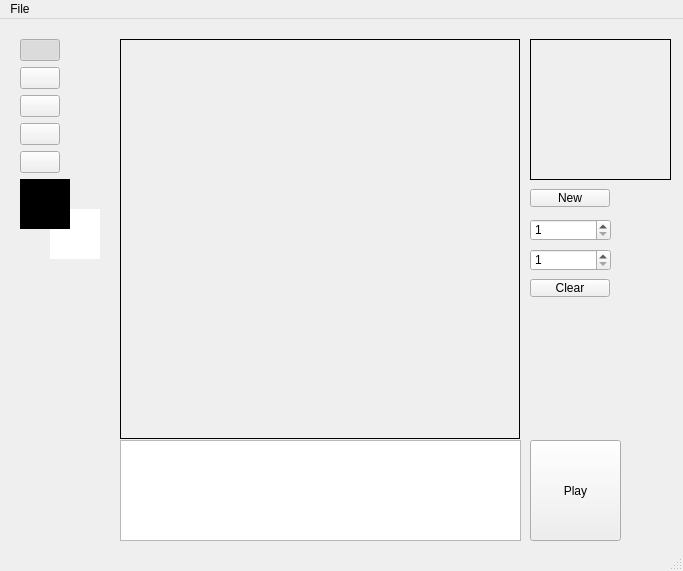
The window that PixelEditor/mainwindow.ui (University-of-Utah-CS3505/a7-sprite-editor-s22-Anudlok) describes before a commit, drawn with Qt 5.
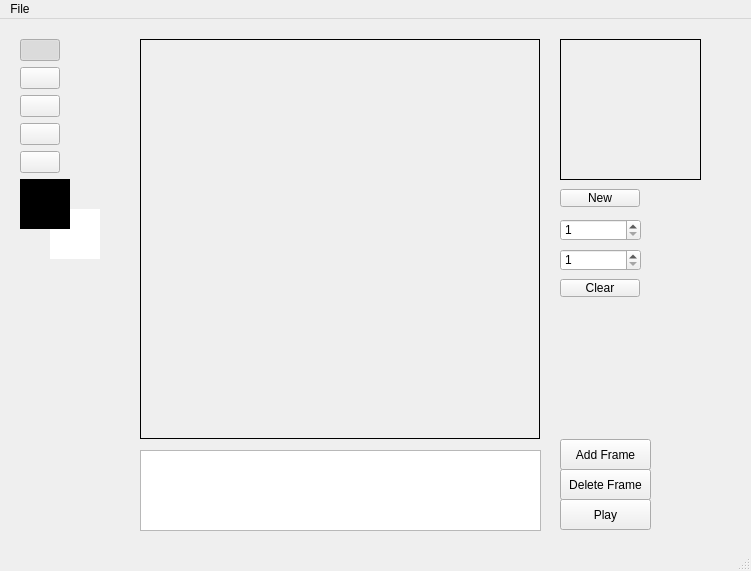
The same window after the commit. Icons and pictures are not drawn.

Commit message:
Added a UI and Class for AnimationPopUp, Deleted AnimationWindow
This commit deletes AnimationWindow as a class and Adds AnimationPopUp. This was renamed to make the understanding of the function more clear but they are the same thing.

```diff
--- a/PixelEditor/mainwindow.ui
+++ b/PixelEditor/mainwindow.ui
@@ -6,7 +6,7 @@
    <rect>
     <x>0</x>
     <y>0</y>
-    <width>683</width>
+    <width>751</width>
     <height>571</height>
    </rect>
   </property>
@@ -326,10 +326,10 @@
    <widget class="QListWidget" name="framesListWidget">
     <property name="geometry">
      <rect>
-      <x>120</x>
-      <y>421</y>
+      <x>140</x>
+      <y>431</y>
       <width>401</width>
-      <height>101</height>
+      <height>81</height>
      </rect>
     </property>
     <property name="sizePolicy">
@@ -348,7 +348,7 @@
    <widget class="QLabel" name="editDrawingWindow">
     <property name="geometry">
      <rect>
-      <x>120</x>
+      <x>140</x>
       <y>20</y>
       <width>400</width>
       <height>400</height>
@@ -370,7 +370,7 @@
    <widget class="QPushButton" name="btnTest">
     <property name="geometry">
      <rect>
-      <x>530</x>
+      <x>560</x>
       <y>170</y>
       <width>80</width>
       <height>18</height>
@@ -383,7 +383,7 @@
    <widget class="QSpinBox" name="sbHeight">
     <property name="geometry">
      <rect>
-      <x>530</x>
+      <x>560</x>
       <y>200</y>
       <width>81</width>
       <height>22</height>
@@ -399,7 +399,7 @@
    <widget class="QSpinBox" name="sbWidth">
     <property name="geometry">
      <rect>
-      <x>530</x>
+      <x>560</x>
       <y>230</y>
       <width>81</width>
       <height>22</height>
@@ -415,10 +415,10 @@
    <widget class="QPushButton" name="playPreviewButton">
     <property name="geometry">
      <rect>
-      <x>530</x>
-      <y>421</y>
+      <x>560</x>
+      <y>480</y>
       <width>91</width>
-      <height>101</height>
+      <height>31</height>
      </rect>
     </property>
     <property name="text">
@@ -428,7 +428,7 @@
    <widget class="QPushButton" name="btnClear">
     <property name="geometry">
      <rect>
-      <x>530</x>
+      <x>560</x>
       <y>260</y>
       <width>80</width>
       <height>18</height>
@@ -441,7 +441,7 @@
    <widget class="QLabel" name="label">
     <property name="geometry">
      <rect>
-      <x>530</x>
+      <x>560</x>
       <y>20</y>
       <width>141</width>
       <height>141</height>
@@ -454,14 +454,40 @@
      <string/>
     </property>
    </widget>
+   <widget class="QPushButton" name="deleteFrameButton">
+    <property name="geometry">
+     <rect>
+      <x>560</x>
+      <y>450</y>
+      <width>91</width>
+      <height>31</height>
+     </rect>
+    </property>
+    <property name="text">
+     <string>Delete Frame</string>
+    </property>
+   </widget>
+   <widget class="QPushButton" name="addFrameButton">
+    <property name="geometry">
+     <rect>
+      <x>560</x>
+      <y>420</y>
+      <width>91</width>
+      <height>31</height>
+     </rect>
+    </property>
+    <property name="text">
+     <string>Add Frame</string>
+    </property>
+   </widget>
   </widget>
   <widget class="QMenuBar" name="menubar">
    <property name="geometry">
     <rect>
      <x>0</x>
      <y>0</y>
-     <width>683</width>
-     <height>17</height>
+     <width>751</width>
+     <height>24</height>
     </rect>
    </property>
    <widget class="QMenu" name="menuFile">
```
The commit also changes 12 other files.
